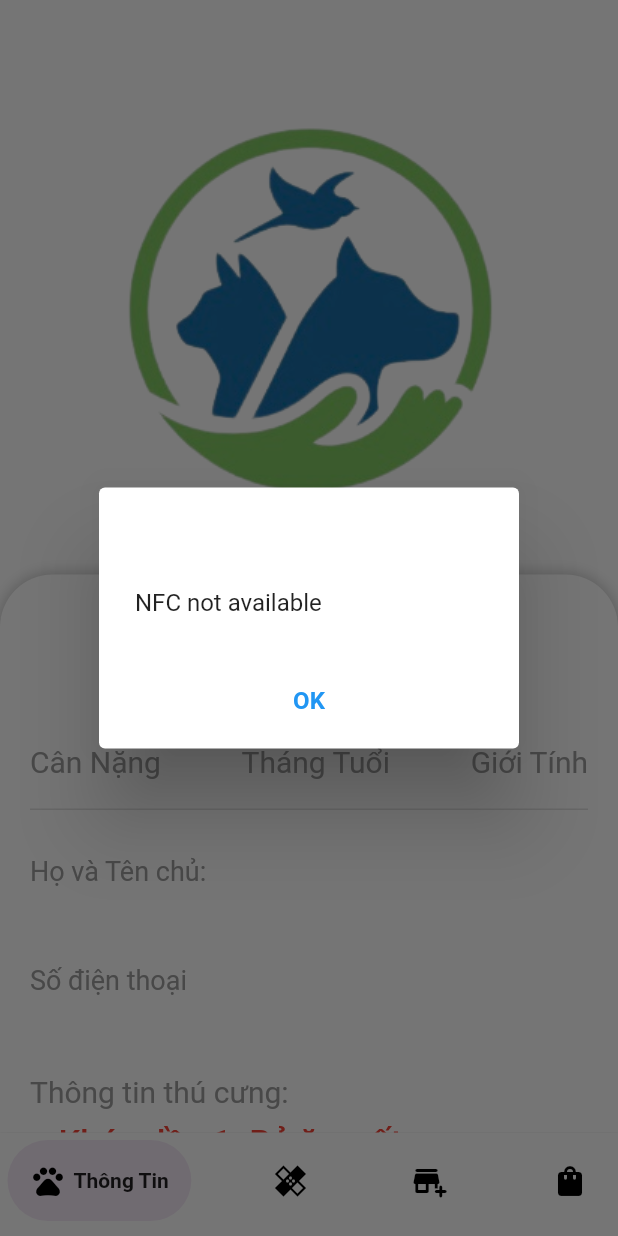
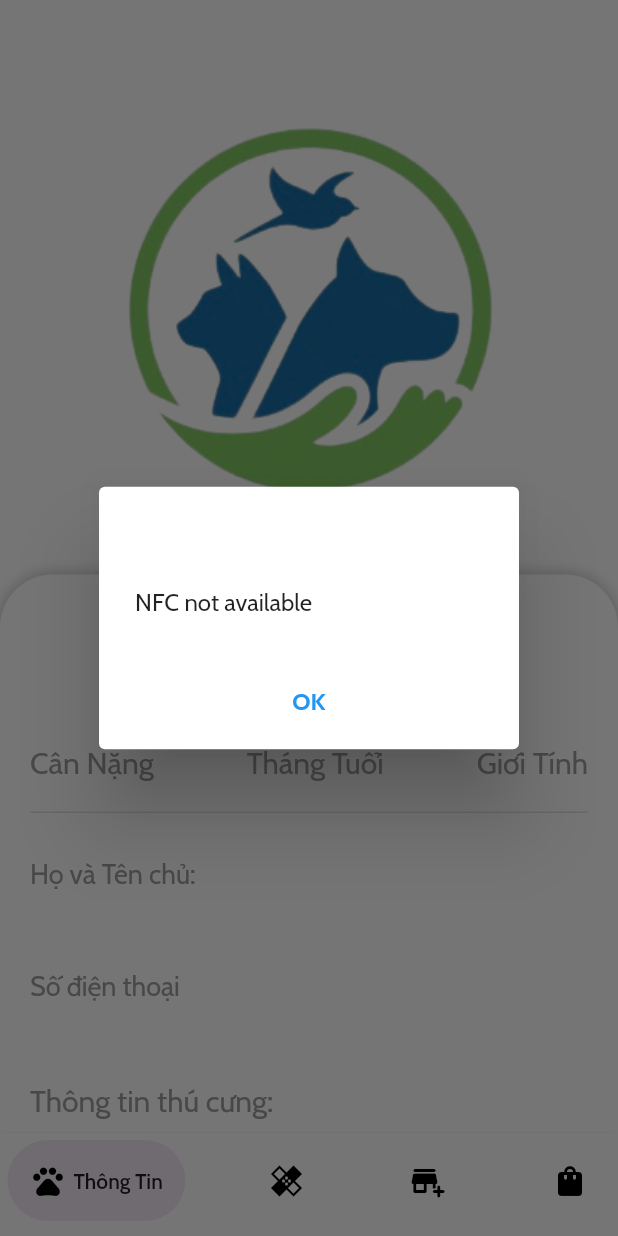
Before and after one commit to NDAnhTu/doAnTotNghiep, a Flutter app: the screen it shows after launch, on a phone screen of 412 x 824 dp. Run offline on Flutter 3.47's test engine with Material 2 defaults, Android fonts, the phone set to English and light mode, and no system bars; drawn by our look-alikes of google_nav_bar, sliding_up_panel; our stand-ins replace carousel_slider, cloud_firestore, firebase_core, firebase_storage, flutter_image_compress, get and 5 more; missing offline and left inert: nfc_manager; accounts and stored records are empty.

Commit message:
font + splash screen

```diff
--- a/lib/main.dart
+++ b/lib/main.dart
@@ -2,6 +2,7 @@ import 'package:flutter/material.dart';
 import 'package:flutter/services.dart';
 import 'package:get/get.dart';
 import 'package:firebase_core/firebase_core.dart';
+import 'package:petcare/theme/fonts.dart';
 import 'app_binding.dart';
 import 'routes/app_pages.dart';
 import 'package:get_storage/get_storage.dart';
@@ -21,6 +22,7 @@ class MyApp extends StatelessWidget {
   @override
   Widget build(BuildContext context) {
     return GetMaterialApp(
+      theme: buildTheme(Brightness.light),
       defaultTransition: Transition.rightToLeft,
       initialBinding: AppBinding(),
       debugShowCheckedModeBanner: false,
--- a/lib/modules/edit_page/view/edit_view.dart
+++ b/lib/modules/edit_page/view/edit_view.dart
@@ -14,7 +14,7 @@ class EditView extends GetView<EditController> {
     return Scaffold(
       backgroundColor: Colors.white,
       appBar: AppBar(
-        elevation: 0,
+        elevation: 0.5,
         backgroundColor: Colors.white,
         leading: IconButton(
           onPressed: () {
@@ -29,14 +29,13 @@ class EditView extends GetView<EditController> {
         child: Column(
           crossAxisAlignment: CrossAxisAlignment.start,
           children: [
-            const Divider(),
 
             /// image
             Center(
               child: Container(
                 height: 300,
                 width: 300,
-                margin: const EdgeInsets.all(20),
+                margin: const EdgeInsets.only(left: 20, top: 20, right: 20),
                 decoration: BoxDecoration(
                   shape: BoxShape.rectangle,
                   border: Border.all(width: 2, color: Colors.greenAccent),
--- a/lib/modules/home/view/home_view.dart
+++ b/lib/modules/home/view/home_view.dart
@@ -2,8 +2,10 @@ import 'dart:convert';
 import 'package:flutter/services.dart';
 import 'package:get/get.dart';
 import 'package:flutter/material.dart';
+import '../../../theme/colors.dart';
 import '../controller/home_controller.dart';
 import 'package:sliding_up_panel/sliding_up_panel.dart';
+import 'package:loading_animation_widget/loading_animation_widget.dart';
 
 class HomeView extends GetView<HomeController> {
   HomeView({Key? key}) : super(key: key);
@@ -66,7 +68,8 @@ class HomeView extends GetView<HomeController> {
               )),
               /// information
               panelBuilder: (ScrollController sc) => scrollView(context, sc),
-        )),
+            ),
+        ),
       ),
     );
   }
--- a/lib/modules/tham_kham/view/thamkham_view.dart
+++ b/lib/modules/tham_kham/view/thamkham_view.dart
@@ -60,7 +60,7 @@ class ThamKhamView extends GetView<ThamKhamController> {
                     crossAxisAlignment: CrossAxisAlignment.start,
                     children: [
                       Container(
-                        height: 160,
+                        height: 200,
                         decoration: BoxDecoration(
                           borderRadius: const BorderRadius.only(topLeft: Radius.circular(5), topRight: Radius.circular(5)),
                           image: DecorationImage(
--- /dev/null
+++ b/lib/theme/fonts.dart
@@ -0,0 +1,10 @@
+import 'package:flutter/material.dart';
+import 'package:google_fonts/google_fonts.dart';
+
+ThemeData buildTheme(brightness) {
+  var baseTheme = ThemeData(brightness: brightness);
+
+  return baseTheme.copyWith(
+    textTheme: GoogleFonts.cabinTextTheme(baseTheme.textTheme),
+  );
+}
```
Also changed, not shown: lib/modules/home/controller/home_controller.dart (+2 -15 lines), pubspec.yaml (+11 -0 lines), assets/images/splash.png (added), 10 other files. Lines whose indentation alone changed are shown as unchanged.
